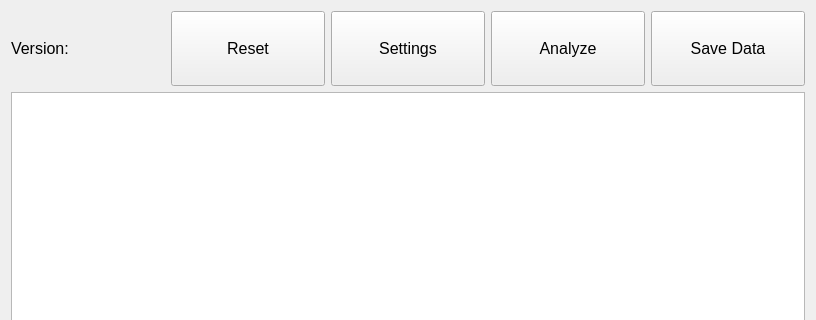
chriskonstad/thumbarea, file mainwindow.ui: the form before one commit; both pictures show x 0 to 816 and y 0 to 320 of the 816 by 597 pixel window.
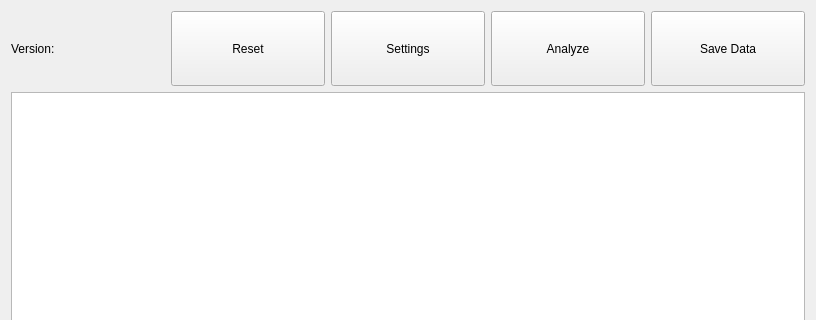
The form after the commit.

Commit message: Possible fix for phone screen sized rendering

Diff of the .ui file:
```diff
--- a/mainwindow.ui
+++ b/mainwindow.ui
@@ -27,12 +27,15 @@
         </property>
         <property name="font">
          <font>
-          <pointsize>12</pointsize>
+          <pointsize>9</pointsize>
          </font>
         </property>
         <property name="text">
          <string>Version:</string>
         </property>
+        <property name="wordWrap">
+         <bool>true</bool>
+        </property>
        </widget>
       </item>
       <item>
@@ -51,7 +54,7 @@
         </property>
         <property name="font">
          <font>
-          <pointsize>12</pointsize>
+          <pointsize>9</pointsize>
          </font>
         </property>
         <property name="text">
@@ -75,7 +78,7 @@
         </property>
         <property name="font">
          <font>
-          <pointsize>12</pointsize>
+          <pointsize>9</pointsize>
          </font>
         </property>
         <property name="text">
@@ -99,7 +102,7 @@
         </property>
         <property name="font">
          <font>
-          <pointsize>12</pointsize>
+          <pointsize>9</pointsize>
          </font>
         </property>
         <property name="text">
@@ -123,7 +126,7 @@
         </property>
         <property name="font">
          <font>
-          <pointsize>12</pointsize>
+          <pointsize>9</pointsize>
          </font>
         </property>
         <property name="text">
```
The commit also changes 6 other files.
